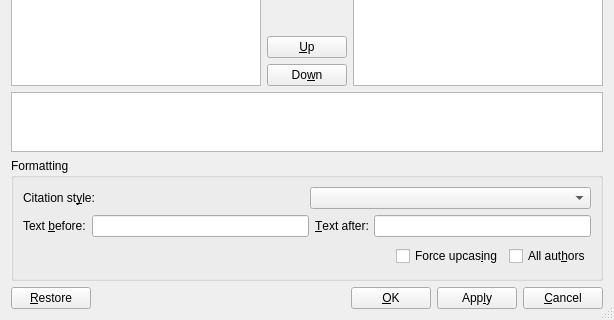
cburschka/lyx, file src/frontends/qt4/ui/CitationUi.ui: the form before one commit; both pictures show x 0 to 614 and y 186 to 506 of the 614 by 506 pixel window.
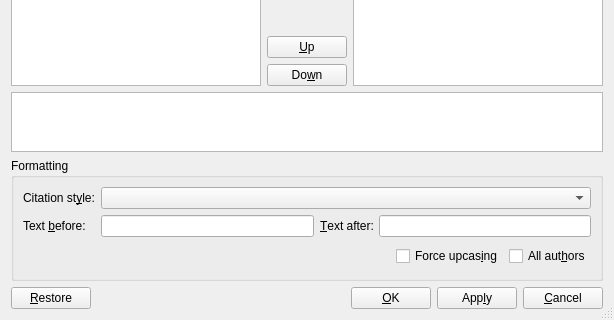
The form after the commit. Icons and pictures are not drawn.

Commit message: CitationUi: Fix small layout glitch

```diff
--- a/src/frontends/qt4/ui/CitationUi.ui
+++ b/src/frontends/qt4/ui/CitationUi.ui
@@ -264,6 +264,8 @@
       <item row="0" column="0">
        <layout class="QHBoxLayout" name="horizontalLayout_3">
         <item>
+         <layout class="QVBoxLayout" name="verticalLayout_5">
+          <item>
          <widget class="QLabel" name="citationStyleLA">
           <property name="text">
            <string>Citation st&amp;yle:</string>
@@ -274,17 +276,6 @@
          </widget>
         </item>
         <item>
-         <widget class="QComboBox" name="citationStyleCO">
-          <property name="toolTip">
-           <string>Natbib citation style to use</string>
-          </property>
-         </widget>
-        </item>
-       </layout>
-      </item>
-      <item row="1" column="0">
-       <layout class="QHBoxLayout" name="horizontalLayout_4">
-        <item>
          <widget class="QLabel" name="textBeforeLA">
           <property name="text">
            <string>Text &amp;before:</string>
@@ -294,6 +285,25 @@
           </property>
          </widget>
         </item>
+         </layout>
+        </item>
+        <item>
+         <layout class="QVBoxLayout" name="verticalLayout_6">
+          <item>
+           <widget class="QComboBox" name="citationStyleCO">
+            <property name="sizePolicy">
+             <sizepolicy hsizetype="MinimumExpanding" vsizetype="Fixed">
+              <horstretch>0</horstretch>
+              <verstretch>0</verstretch>
+             </sizepolicy>
+            </property>
+            <property name="toolTip">
+             <string>Natbib citation style to use</string>
+            </property>
+           </widget>
+          </item>
+          <item>
+           <layout class="QHBoxLayout" name="horizontalLayout_2">
         <item>
          <widget class="QLineEdit" name="textBeforeED">
           <property name="toolTip">
@@ -320,7 +330,11 @@
         </item>
        </layout>
       </item>
-      <item row="2" column="0">
+         </layout>
+        </item>
+       </layout>
+      </item>
+      <item row="1" column="0">
        <layout class="QHBoxLayout">
         <property name="spacing">
          <number>6</number>
```
Lines whose indentation alone changed are shown as unchanged.
